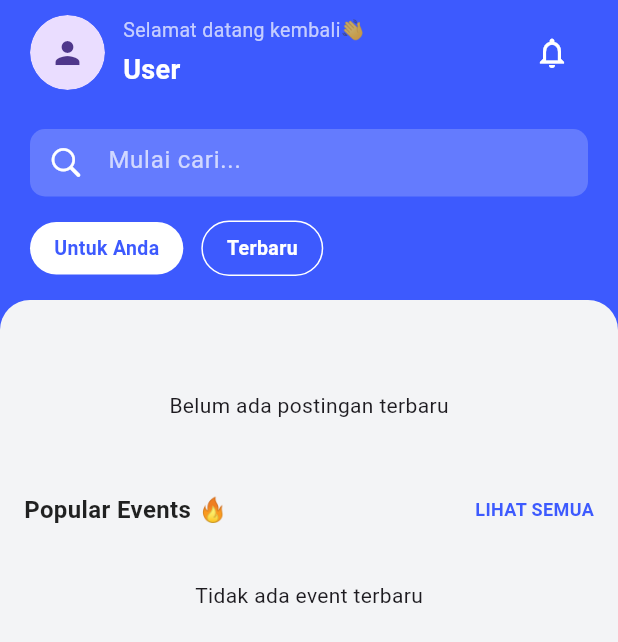
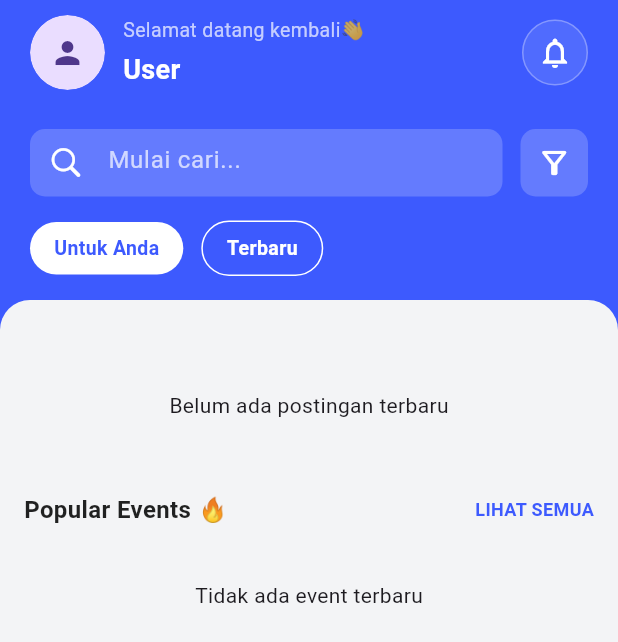
Before and after one commit to Aryaarayya/younifirst-v2, a Flutter app: the HomePage screen opened directly, on a phone screen of 412 x 824 dp. Shown: the top 642 px of the screen. Run offline on Flutter 3.47's test engine with Material 3 defaults, Android fonts, the phone set to English and light mode, and no system bars; our stand-ins replace cloud_firestore, dotted_border, firebase_auth, firebase_core, firebase_messaging, flutter_local_notifications and 2 more; accounts and stored records are empty; network calls fail.

Commit message:
perbaikan tampilan

```diff
--- a/lib/pages/Home_pages.dart
+++ b/lib/pages/Home_pages.dart
@@ -207,6 +207,9 @@ class _HomePageState extends State<HomePage> {
   Widget _buildSearchBar() {
     return Padding(
       padding: const EdgeInsets.symmetric(horizontal: 20.0),
+      child: Row(
+        children: [
+          Expanded(
             child: Container(
               height: 45,
               decoration: BoxDecoration(
@@ -223,6 +226,24 @@ class _HomePageState extends State<HomePage> {
                   contentPadding: EdgeInsets.symmetric(vertical: 12),
                 ),
               ),
+            ),
+          ),
+          const SizedBox(width: 12),
+          Container(
+            height: 45,
+            width: 45,
+            decoration: BoxDecoration(
+              color: Colors.white.withValues(alpha: 0.2),
+              borderRadius: BorderRadius.circular(10),
+            ),
+            child: IconButton(
+              icon: const Icon(Icons.filter_alt_outlined, color: Colors.white),
+              onPressed: () {
+                // Filter action
+              },
+            ),
+          ),
+        ],
       ),
     );
   }
--- a/lib/pages/announcement/Announcement_pages.dart
+++ b/lib/pages/announcement/Announcement_pages.dart
@@ -2,6 +2,7 @@ import 'package:flutter/material.dart';
 import 'package:younifirst_app/models/Announcement_model.dart';
 import 'package:younifirst_app/services/announcement_api_service.dart';
 import 'package:younifirst_app/services/event_api_service.dart';
+import 'package:younifirst_app/services/notification_service.dart';
 import 'package:younifirst_app/pages/announcement/AnnouncementDetail_pages.dart';
 import 'package:younifirst_app/pages/event/EventDetail_pages.dart';
 
@@ -21,6 +22,8 @@ class _AnnouncementPageState extends State<AnnouncementPage> {
   void initState() {
     super.initState();
     _load();
+    // Tandai semua pengumuman sudah dilihat saat halaman dibuka
+    NotificationService.markAnnouncementsAsRead();
   }
 
   Future<void> _load() async {
--- a/lib/pages/notification_page.dart
+++ /dev/null
@@ -1,11 +0,0 @@
-import 'package:flutter/material.dart';
-
-class NotificationPage extends StatelessWidget {
-  @override
-  Widget build(BuildContext context) {
-    return Scaffold(
-      appBar: AppBar(title: const Text('Notifikasi')),
-      body: const Center(child: Text('Tidak ada notifikasi')),
-    );
-  }
-}
--- a/lib/services/notification_service.dart
+++ b/lib/services/notification_service.dart
@@ -3,6 +3,8 @@ import 'package:flutter/material.dart';
 import 'package:firebase_core/firebase_core.dart';
 import 'package:firebase_messaging/firebase_messaging.dart';
 import 'package:flutter_local_notifications/flutter_local_notifications.dart';
+import 'package:shared_preferences/shared_preferences.dart';
+import 'package:younifirst_app/services/announcement_api_service.dart';
 
 // ─── Background message handler (HARUS top-level function) ───────────────────
 @pragma('vm:entry-point')
@@ -232,9 +234,31 @@ class NotificationService {
     }
   }
 
-  // ─── Unread count (gunakan announcement count) ────────────────────────────
+  // ─── Unread count ─────────────────────────────────────────────────────────
+  // Menghitung pengumuman baru sejak terakhir user membuka halaman Announcement
   static Future<int> getUnreadCount() async {
-    return 0; // Di-update dari AnnouncementApiService
+    try {
+      final prefs = await SharedPreferences.getInstance();
+      final lastSeenCount = prefs.getInt('last_seen_announcement_count') ?? 0;
+      final announcements = await AnnouncementApiService.getAnnouncements();
+      final currentCount = announcements.length;
+      final unread = currentCount - lastSeenCount;
+      return unread > 0 ? unread : 0;
+    } catch (e) {
+      return 0;
+    }
+  }
+
+  // ─── Tandai semua pengumuman sudah dibaca ─────────────────────────────────
+  // Dipanggil saat user membuka halaman Announcement
+  static Future<void> markAnnouncementsAsRead() async {
+    try {
+      final prefs = await SharedPreferences.getInstance();
+      final announcements = await AnnouncementApiService.getAnnouncements();
+      await prefs.setInt('last_seen_announcement_count', announcements.length);
+    } catch (e) {
+      debugPrint('Gagal menandai pengumuman sebagai dibaca: $e');
+    }
   }
 
   static Future<void> addNotification(String title, String body,
--- a/lib/widgets/notification_bell.dart
+++ b/lib/widgets/notification_bell.dart
@@ -1,21 +1,88 @@
 import 'package:flutter/material.dart';
 import 'package:younifirst_app/pages/announcement/Announcement_pages.dart';
+import 'package:younifirst_app/services/notification_service.dart';
 
-class NotificationBell extends StatelessWidget {
+class NotificationBell extends StatefulWidget {
   final Color iconColor;
 
-  const NotificationBell({Key? key, this.iconColor = Colors.black}) : super(key: key);
+  const NotificationBell({Key? key, this.iconColor = Colors.white}) : super(key: key);
+
+  @override
+  State<NotificationBell> createState() => _NotificationBellState();
+}
+
+class _NotificationBellState extends State<NotificationBell> {
+  int _unreadCount = 0;
+
+  @override
+  void initState() {
+    super.initState();
+    _fetchUnreadCount();
+  }
+
+  Future<void> _fetchUnreadCount() async {
+    final count = await NotificationService.getUnreadCount();
+    if (mounted) {
+      setState(() => _unreadCount = count);
+    }
+  }
 
   @override
   Widget build(BuildContext context) {
-    return IconButton(
-      icon: Icon(Icons.notifications_none, color: iconColor),
-      onPressed: () {
-        Navigator.push(
+    return GestureDetector(
+      onTap: () async {
+        // Buka halaman pengumuman, lalu refresh badge setelah kembali
+        await Navigator.push(
           context,
           MaterialPageRoute(builder: (_) => const AnnouncementPage()),
         );
+        // Setelah user menutup halaman pengumuman, reset badge
+        _fetchUnreadCount();
       },
+      child: Stack(
+        clipBehavior: Clip.none,
+        children: [
+          Container(
+            width: 44,
+            height: 44,
+            decoration: BoxDecoration(
+              shape: BoxShape.circle,
+              color: Colors.white.withValues(alpha: 0.1),
+              border: Border.all(
+                color: Colors.white.withValues(alpha: 0.3),
+                width: 1,
+              ),
+            ),
+            child: Icon(
+              Icons.notifications_none,
+              color: widget.iconColor,
+              size: 24,
+            ),
+          ),
+          // Badge hanya tampil jika ada pengumuman baru
+          if (_unreadCount > 0)
+            Positioned(
+              top: -2,
+              right: -2,
+              child: Container(
+                padding: const EdgeInsets.all(4),
+                decoration: BoxDecoration(
+                  color: Colors.red,
+                  shape: BoxShape.circle,
+                  border: Border.all(color: Colors.white, width: 2),
+                ),
+                child: Text(
+                  _unreadCount > 9 ? '9+' : _unreadCount.toString(),
+                  style: const TextStyle(
+                    color: Colors.white,
+                    fontSize: 10,
+                    fontWeight: FontWeight.bold,
+                  ),
+                ),
+              ),
+            ),
+        ],
+      ),
     );
   }
 }
```
Lines whose indentation alone changed are shown as unchanged.
